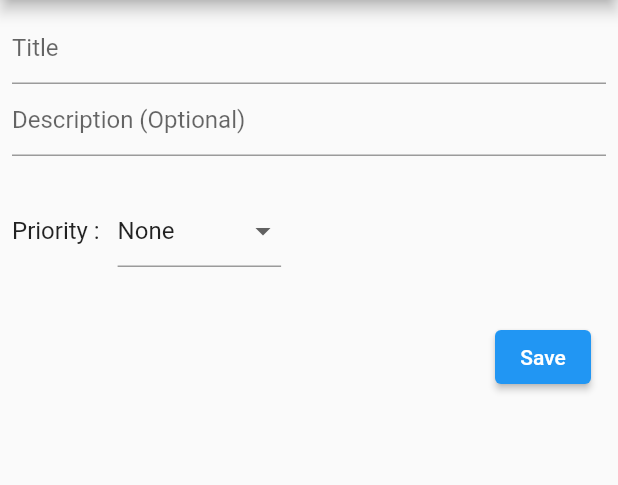
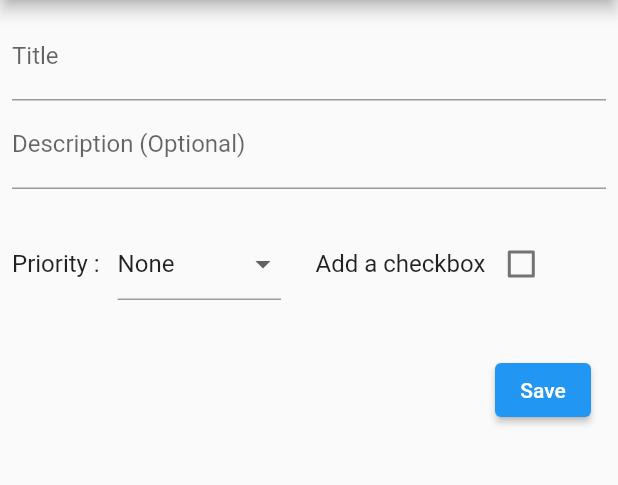
Before and after one commit to dev-raj-1729/flutter_todo_app, a Flutter app: the AddTodoScreen screen opened by its route, on a phone screen of 412 x 824 dp, the part 84-569 px from its top. Run offline on Flutter 3.47's test engine with Material 2 defaults, Android fonts, the phone set to English and light mode, and no system bars; our stand-ins replace sqflite; accounts and stored records are empty.

Commit message:
added checkbox

```diff
--- a/lib/widgets/todo_form.dart
+++ b/lib/widgets/todo_form.dart
@@ -27,6 +27,7 @@ class _TodoFormState extends State<TodoForm> {
           lastChanged: DateTime.now(),
           description: _description,
           priority: _priority,
+          checkbox: _checkbox,
         ),
       );
       Navigator.of(context).pop();
@@ -36,6 +37,7 @@ class _TodoFormState extends State<TodoForm> {
           title: _title,
           description: _description,
           priority: _priority,
+          checkbox: _checkbox,
           lastChanged: DateTime.now(),
         ),
       );
@@ -49,6 +51,7 @@ class _TodoFormState extends State<TodoForm> {
   String _title = '';
   String _description = '';
   int _priority = Priorities.none;
+  bool _checkbox = false;
   @override
   Widget build(BuildContext context) {
     if (widget.todoItem != null) _priority = widget.todoItem!.priority;
@@ -60,7 +63,8 @@ class _TodoFormState extends State<TodoForm> {
           children: [
             TextFormField(
               initialValue: widget.todoItem?.title,
-              decoration: InputDecoration(hintText: 'Title'),
+              decoration:
+                  InputDecoration(hintText: 'Title', labelText: 'Title'),
               validator: (value) => value == null || value.isEmpty
                   ? 'Please provide a title'
                   : null,
@@ -76,7 +80,10 @@ class _TodoFormState extends State<TodoForm> {
               onSaved: (value) {
                 _description = value ?? '';
               },
-              decoration: InputDecoration(hintText: 'Description (Optional)'),
+              decoration: InputDecoration(
+                hintText: 'Description',
+                labelText: 'Description (Optional)',
+              ),
             ),
             Container(
               width: double.infinity,
@@ -110,6 +117,22 @@ class _TodoFormState extends State<TodoForm> {
                             )
                             .toList()),
                   ),
+                  SizedBox(
+                    width: 15,
+                  ),
+                  Text(
+                    'Add a checkbox',
+                    style: TextStyle(
+                      fontSize: 16,
+                    ),
+                  ),
+                  Checkbox(
+                      value: _checkbox,
+                      onChanged: (value) {
+                        setState(() {
+                          _checkbox = value ?? _checkbox;
+                        });
+                      })
                 ],
               ),
             ),
```
Also changed, not shown: lib/widgets/todo_tile.dart (+14 -0 lines).
